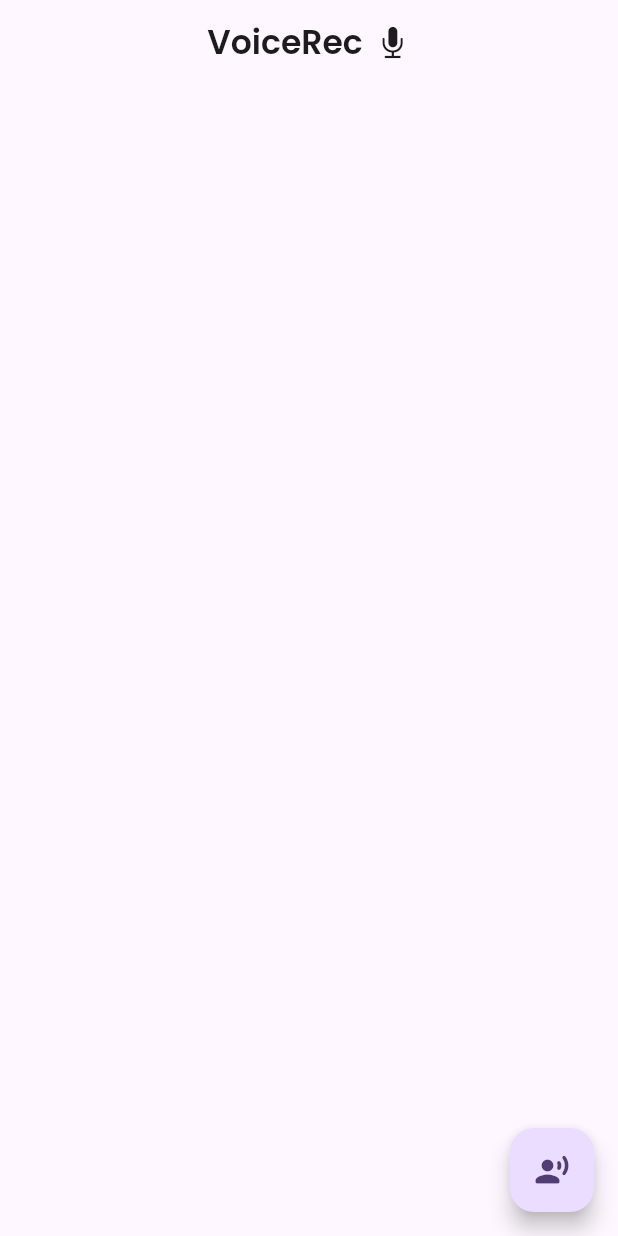
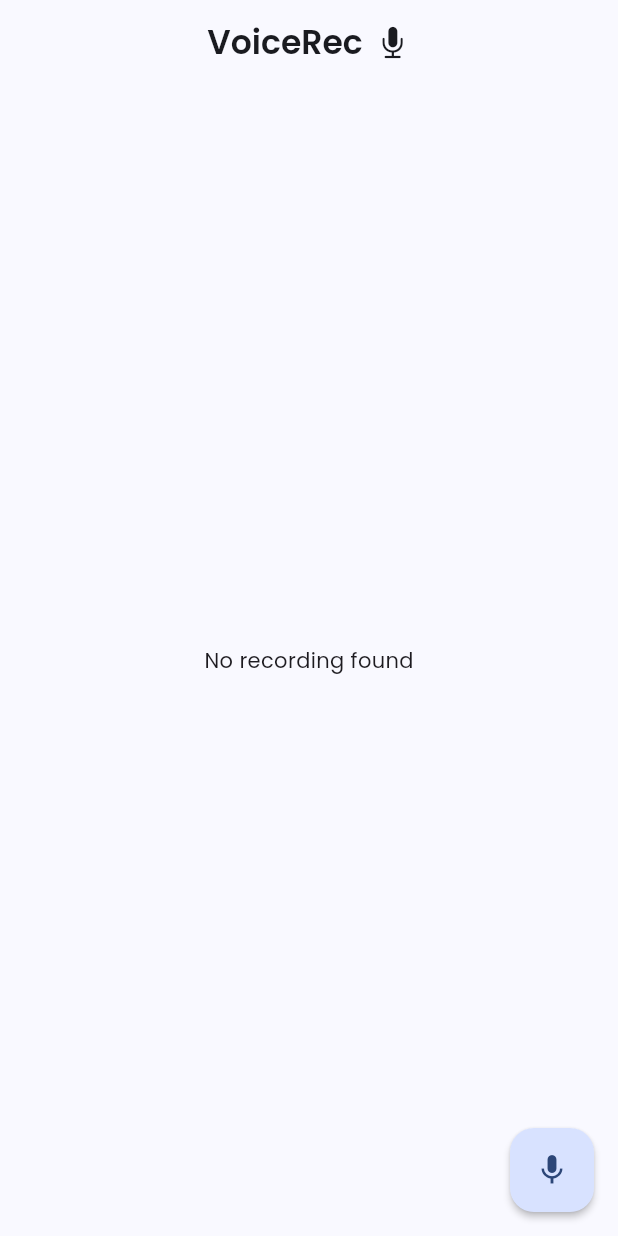
Before and after one commit to devleloper/voicerec, a Flutter app: the screen it shows after launch, on a phone screen of 412 x 824 dp. Run offline on Flutter 3.47's test engine with Material 3 defaults, Android fonts, the phone set to English and light mode, and no system bars; our stand-ins replace google_fonts, just_audio; missing offline and left inert: record.

Commit message:
Added new features

```diff
--- a/lib/main.dart
+++ b/lib/main.dart
@@ -15,7 +15,8 @@ class MyApp extends StatelessWidget {
     return MaterialApp(
       debugShowCheckedModeBanner: false,
       theme: ThemeData(
-        colorScheme: ColorScheme.fromSeed(seedColor: Colors.deepPurple),
+        colorScheme:
+            ColorScheme.fromSeed(seedColor: Color.fromARGB(255, 0, 119, 255)),
         useMaterial3: true,
         // Use Poppins font throughout the application
         textTheme: GoogleFonts.poppinsTextTheme(),
--- a/lib/screens/home/home_screen.dart
+++ b/lib/screens/home/home_screen.dart
@@ -1,12 +1,24 @@
+import 'dart:io';
 import 'package:flutter/cupertino.dart';
 import 'package:flutter/material.dart';
 import 'package:google_fonts/google_fonts.dart';
+import 'package:just_audio/just_audio.dart';
+import 'package:path_provider/path_provider.dart';
 import 'package:record/record.dart';
+import 'package:path/path.dart' as p;
 
-class HomeScreen extends StatelessWidget {
+class HomeScreen extends StatefulWidget {
   HomeScreen({super.key});
 
+  @override
+  State<HomeScreen> createState() => _HomeScreenState();
+}
+
+class _HomeScreenState extends State<HomeScreen> {
   final AudioRecorder audioRecorder = AudioRecorder();
+  String? recordingPath;
+  bool isRecording = false, isPlaying = false;
+  final AudioPlayer audioPlayer = AudioPlayer();
 
   @override
   Widget build(BuildContext context) {
@@ -29,13 +41,85 @@ class HomeScreen extends StatelessWidget {
         ),
       ),
       floatingActionButton: _recordingButton(),
+      body: _buildUI(),
     );
   }
 
+  /// UI
+
+  // Body
+
+  Widget _buildUI() {
+    return SizedBox(
+      width: MediaQuery.sizeOf(context).width,
+      child: Column(
+        crossAxisAlignment: CrossAxisAlignment.center,
+        mainAxisAlignment: MainAxisAlignment.center,
+        children: [
+          if (recordingPath != null)
+            MaterialButton(
+              onPressed: () async {
+                if (audioPlayer.playing) {
+                  audioPlayer.stop();
+                  setState(() {
+                    isPlaying = false;
+                  });
+                } else {
+                  await audioPlayer.setFilePath(recordingPath!);
+                  audioPlayer.play();
+                  setState(() {
+                    isPlaying = true;
+                  });
+                }
+              },
+              child: Text(isPlaying
+                  ? "Stop Playing Recording"
+                  : "Start Playing Recording"),
+            ),
+          if (recordingPath == null) Text('No recording found'),
+        ],
+      ),
+    );
+  }
+
+  // Recording Buttom
+
   Widget _recordingButton() {
     return FloatingActionButton(
-      onPressed: () {},
-      child: const Icon(Icons.record_voice_over_rounded),
+      highlightElevation: 0,
+      hoverElevation: 0,
+      focusElevation: 0,
+      elevation: 2,
+      onPressed: () async {
+        if (isRecording) {
+          String? filePath = await audioRecorder.stop();
+          if (filePath != null) {
+            setState(() {
+              isRecording = false;
+              recordingPath = filePath;
+            });
+          }
+        } else {
+          if (await audioRecorder.hasPermission()) {
+            final Directory appDocumentsDir =
+                await getApplicationDocumentsDirectory();
+
+            final String filePath =
+                p.join(appDocumentsDir.path, "recording.wav");
+            await audioRecorder.start(
+              RecordConfig(),
+              path: filePath,
+            );
+            setState(() {
+              isRecording = true;
+              recordingPath = null;
+            });
+          }
+        }
+      },
+      child: Icon(
+        isRecording ? Icons.stop : Icons.mic,
+      ),
     );
   }
 }
--- a/pubspec.yaml
+++ b/pubspec.yaml
@@ -40,6 +40,8 @@ dependencies:
   just_audio: ^0.9.38
   path_provider: ^2.1.3
   path: ^1.9.0
+  flutter_sound: ^9.4.11
+  permission_handler: ^11.3.1
 
 dev_dependencies:
   flutter_test:
```
Also changed, not shown: pubspec.lock, 5 other files.
